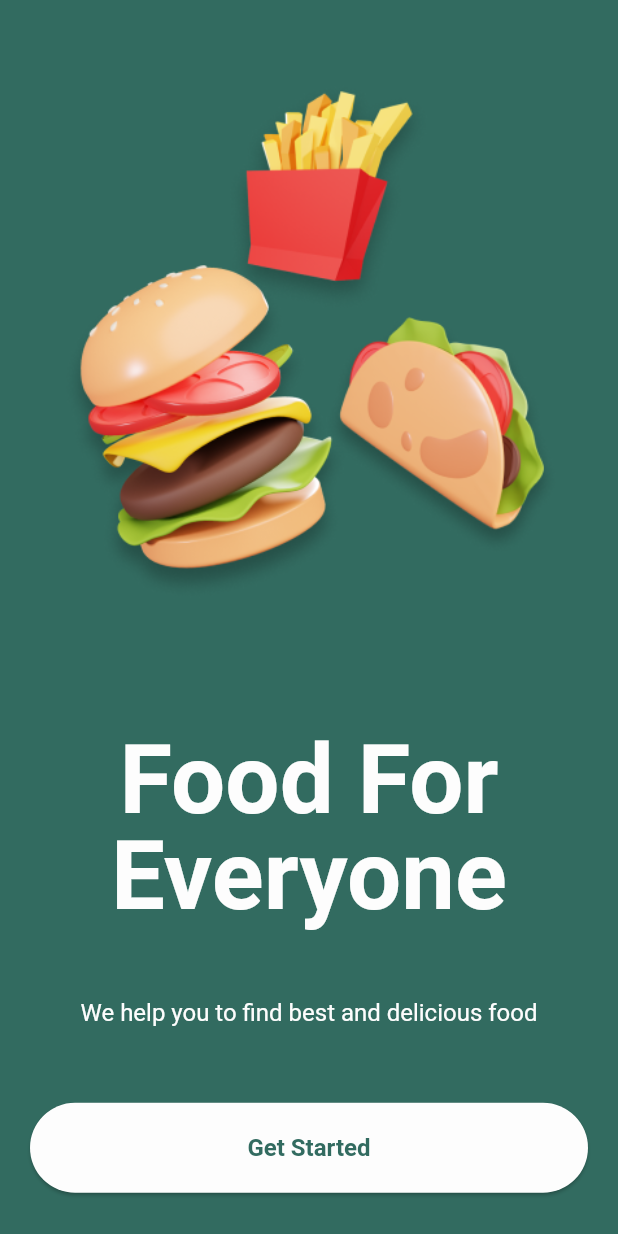
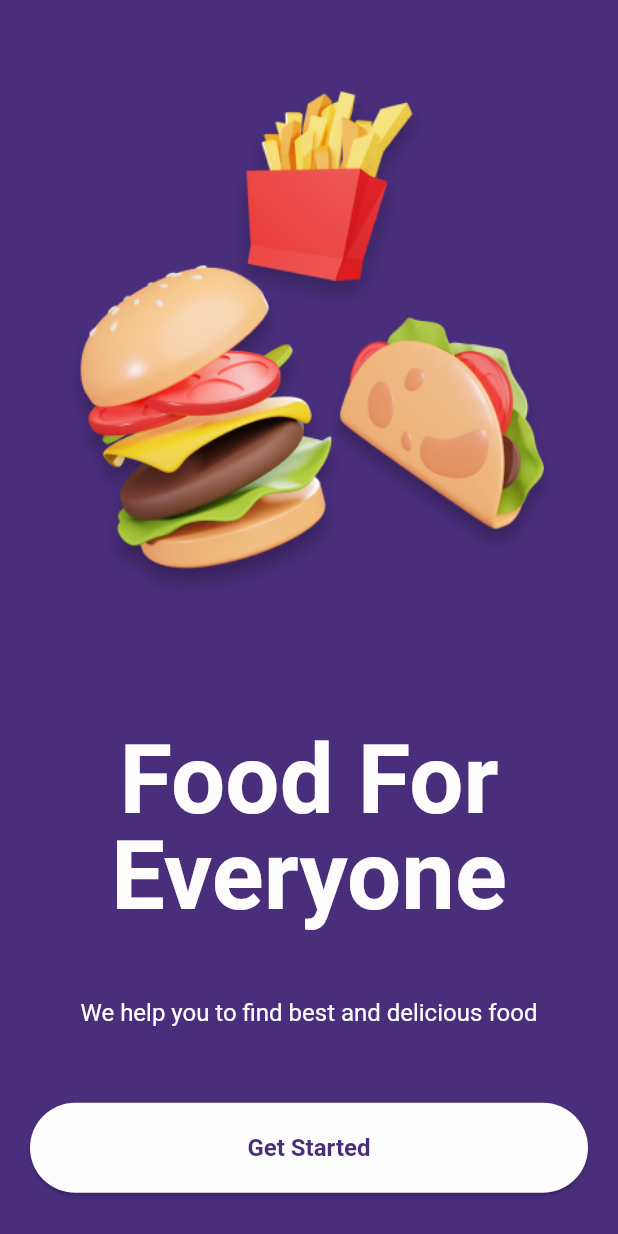
Before and after one commit to devalkhayat/food-delivery-flutter-task, a Flutter app: the screen it shows after launch, on a phone screen of 412 x 824 dp. Run offline on Flutter 3.47's test engine with Material 3 defaults, Android fonts, the phone set to English and light mode, and no system bars; our stand-ins replace badges, dartz, dotted_line, flutter_svg, hive_flutter, lottie; accounts and stored records are empty.

Commit message:
-change primary color -fix navigation for (splash-signing-signup)

```diff
--- a/lib/core/theme/util/colors.dart
+++ b/lib/core/theme/util/colors.dart
@@ -1,7 +1,7 @@
 import 'dart:ui';
 
 //const Color primaryColor= Color(0xfff80c2c);
-const Color primaryColor= Color(0xff326b60);
+const Color primaryColor= Color(0xff492e7c);
 const Color white= Color(0xfffdfdfd);
 const Color black= Color(0xff000000);
 const Color gray1= Color(0xFFC3C3C3);
--- a/lib/feature/authentication/ui/screens/login_screen.dart
+++ b/lib/feature/authentication/ui/screens/login_screen.dart
@@ -43,7 +43,7 @@ class LoginScreen extends StatelessWidget {
         ),
 
          Appbutton(title: AuthenticationStrings.login,action: (){
-          Navigator.push(context, MaterialPageRoute(builder: (context)=> const SignUpScreen()));
+          Navigator.pushReplacement(context, MaterialPageRoute(builder: (context)=> const SignUpScreen()));
         },)
        ,
         Row(
--- a/lib/feature/authentication/ui/screens/signup_screen.dart
+++ b/lib/feature/authentication/ui/screens/signup_screen.dart
@@ -101,7 +101,7 @@ class SignUpScreen extends StatelessWidget {
                     Appbutton(
                       title: AuthenticationStrings.signUp,
                       action: () {
-                        Navigator.push(context, MaterialPageRoute(builder: (context)=>const navigation_holder()));
+                        Navigator.pushReplacement(context, MaterialPageRoute(builder: (context)=>const navigation_holder()));
                       },
                     ),
                     const SizedBox(
--- a/lib/feature/spalsh/ui/screens/splash_screen.dart
+++ b/lib/feature/spalsh/ui/screens/splash_screen.dart
@@ -41,7 +41,7 @@ class Splashscreen extends StatelessWidget {
               height: 60.0,
               child: ElevatedButton(
                 onPressed: () => {
-                  Navigator.push(context, MaterialPageRoute(builder: (context)=>const LoginScreen()))
+                  Navigator.pushReplacement(context, MaterialPageRoute(builder: (context)=>const LoginScreen()))
                 },
                 style: Theme.of(context).elevatedButtonTheme.style?.copyWith(
                     backgroundColor:
```
